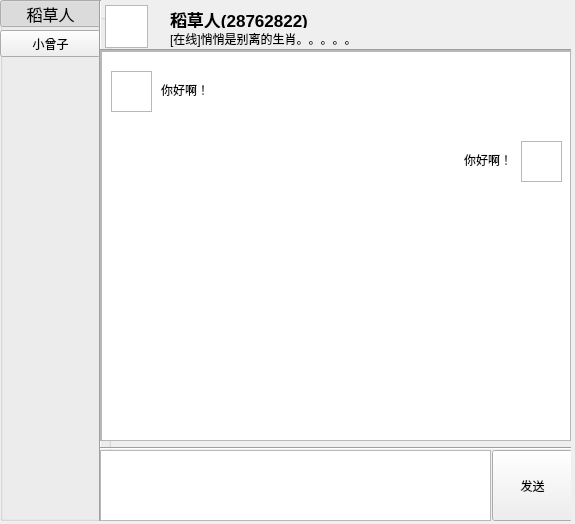
younfor/PyLinuxQQ, file gui/guiChat.ui: the form before one commit.
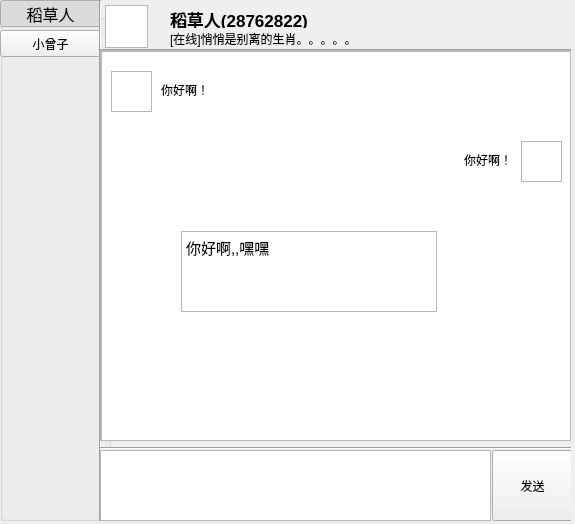
The form after the commit. Icons and pictures are not drawn.

Commit message: 聊天窗口自动expand

```diff
--- a/gui/guiChat.ui
+++ b/gui/guiChat.ui
@@ -332,6 +332,38 @@
         </property>
        </widget>
       </widget>
+      <widget class="QTextBrowser" name="textBrowser">
+       <property name="geometry">
+        <rect>
+         <x>80</x>
+         <y>180</y>
+         <width>256</width>
+         <height>81</height>
+        </rect>
+       </property>
+       <property name="minimumSize">
+        <size>
+         <width>0</width>
+         <height>40</height>
+        </size>
+       </property>
+       <property name="sizeIncrement">
+        <size>
+         <width>0</width>
+         <height>10</height>
+        </size>
+       </property>
+       <property name="horizontalScrollBarPolicy">
+        <enum>Qt::ScrollBarAlwaysOff</enum>
+       </property>
+       <property name="html">
+        <string>&lt;!DOCTYPE HTML PUBLIC &quot;-//W3C//DTD HTML 4.0//EN&quot; &quot;http://www.w3.org/TR/REC-html40/strict.dtd&quot;&gt;
+&lt;html&gt;&lt;head&gt;&lt;meta name=&quot;qrichtext&quot; content=&quot;1&quot; /&gt;&lt;style type=&quot;text/css&quot;&gt;
+p, li { white-space: pre-wrap; }
+&lt;/style&gt;&lt;/head&gt;&lt;body style=&quot; font-family:'WenQuanYi Micro Hei'; font-size:11pt; font-weight:400; font-style:normal;&quot;&gt;
+&lt;p style=&quot; margin-top:0px; margin-bottom:0px; margin-left:0px; margin-right:0px; -qt-block-indent:0; text-indent:0px;&quot;&gt;你好啊,&lt;img src=&quot;/home/younfor/project/PyLinuxQQ/tmp/head/qq.jpg&quot; /&gt;,嘿嘿&lt;/p&gt;&lt;/body&gt;&lt;/html&gt;</string>
+       </property>
+      </widget>
      </widget>
     </widget>
    </widget>
```
Left out of the diff: 3 changed lines with no effect on the pictures. The commit also changes 4 other files.
